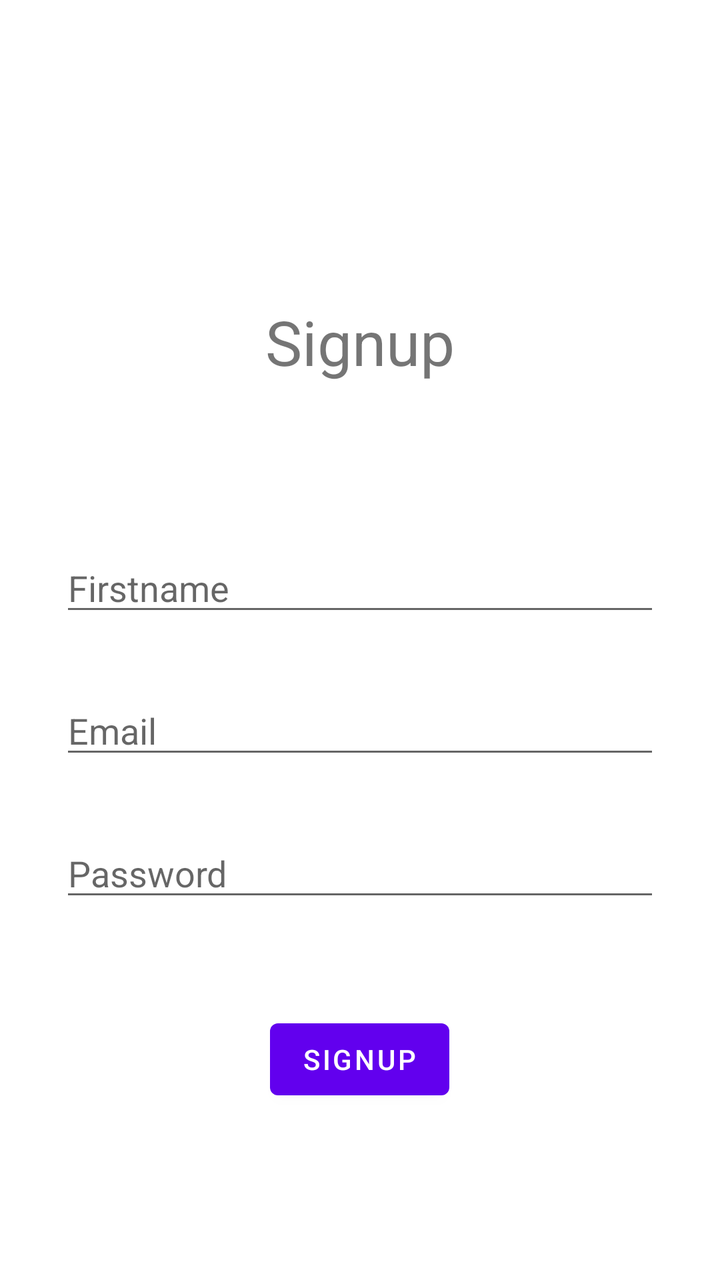
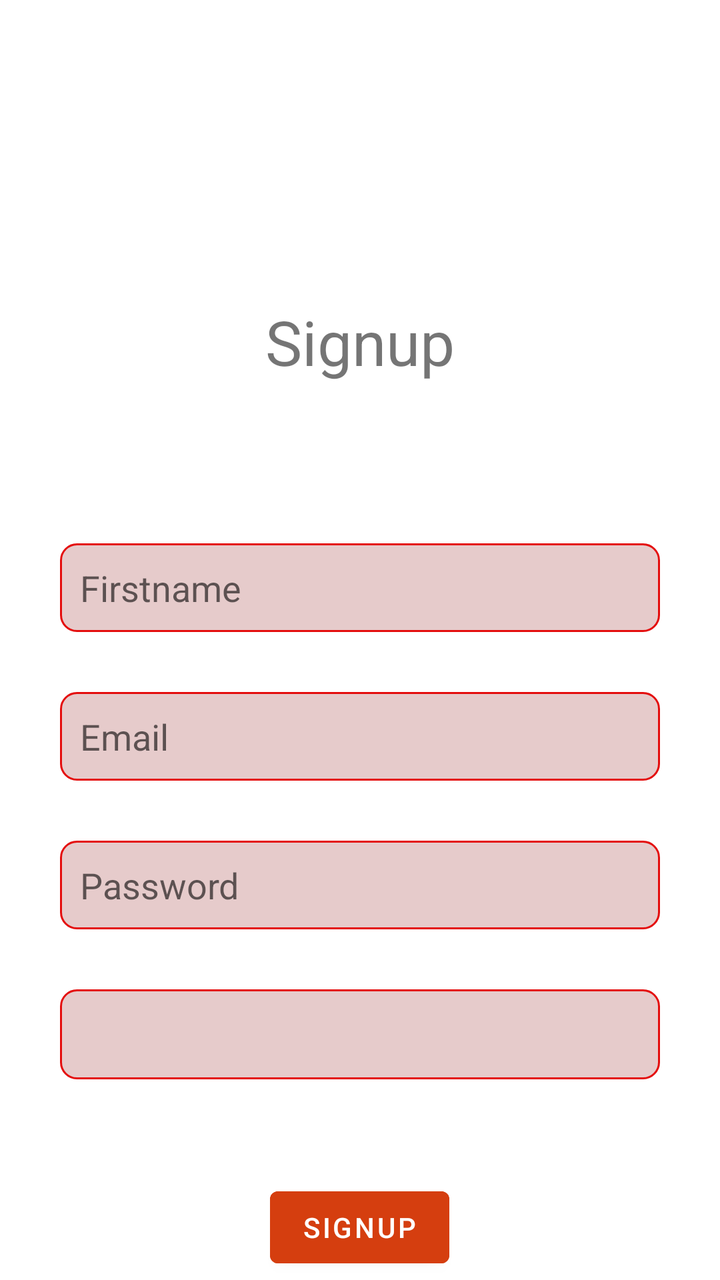

Two renders of the same Android screen: before a commit and after it. Below are the layout's source before the change and the commit's diff.
<!-- AndroidManifest.xml: application theme Theme.HMT_26_Android -->
<!-- res/layout/activity_signup.xml -->
<?xml version="1.0" encoding="utf-8"?>
<RelativeLayout xmlns:android="http://schemas.android.com/apk/res/android"
    xmlns:app="http://schemas.android.com/apk/res-auto"
    xmlns:tools="http://schemas.android.com/tools"
    android:id="@+id/main"
    android:layout_width="match_parent"
    android:layout_height="match_parent"
    tools:context=".SignupActivity">


    <TextView
        android:layout_width="wrap_content"
        android:layout_height="wrap_content"
        android:id="@+id/tvSignupTitle"
        android:text="Signup"
        android:layout_centerHorizontal="true"
        android:layout_marginTop="150dp"
        android:textSize="15pt"
        />

    <EditText
        android:layout_width="match_parent"
        android:layout_height="wrap_content"
        android:id="@+id/edtSignupFirstName"
        android:layout_below="@id/tvSignupTitle"
        android:layout_marginTop="80dp"
        android:hint="Firstname"
        android:layout_marginStart="30dp"
        android:layout_marginEnd="30dp"
        />
    
    
    <EditText
        android:layout_width="match_parent"
        android:layout_height="wrap_content"
        android:id="@+id/edtSignupEmail"
        android:layout_below="@id/edtSignupFirstName"
        android:hint="Email"
        android:layout_marginTop="30dp"
        android:layout_marginStart="30dp"
        android:layout_marginEnd="30dp"
        />
    
    <EditText
        android:layout_width="match_parent"
        android:layout_height="wrap_content"
        android:id="@+id/edtSignupPassword"
        android:layout_below="@id/edtSignupEmail"
        android:layout_marginTop="30dp"
        android:layout_marginStart="30dp"
        android:layout_marginEnd="30dp"
        android:hint="Password"
        android:inputType="textPassword"
        />

    <Button
        android:layout_width="wrap_content"
        android:layout_height="wrap_content"
            android:id="@+id/btnSignupSubmit"
            android:text="Signup"
        android:layout_below="@id/edtSignupPassword"
        android:layout_centerHorizontal="true"
        android:layout_marginTop="50dp"
        />
    
    
</RelativeLayout>
<!-- resources referenced by this layout -->
<resources>
  <style name="Theme.HMT_26_Android" parent="Theme.MaterialComponents.DayNight.NoActionBar">
          
          <item name="colorPrimary">@color/purple_500</item>
          <item name="colorPrimaryVariant">@color/purple_700</item>
          <item name="colorOnPrimary">@color/white</item>
          
          <item name="colorSecondary">@color/teal_200</item>
          <item name="colorSecondaryVariant">@color/teal_700</item>
          <item name="colorOnSecondary">@color/black</item>
          
          <item name="android:statusBarColor">?attr/colorPrimaryVariant</item>
          
      </style>
  <color name="purple_500">#FF6200EE</color>
  <color name="purple_700">#FF3700B3</color>
  <color name="white">#FFFFFFFF</color>
  <color name="teal_200">#FF03DAC5</color>
  <color name="teal_700">#FF018786</color>
  <color name="black">#FF000000</color>
</resources>

<!-- the commit's change to res/layout/activity_signup.xml (unified diff, before → after) -->
@@ -24,9 +24,11 @@
         android:id="@+id/edtSignupFirstName"
         android:layout_below="@id/tvSignupTitle"
         android:layout_marginTop="80dp"
+        android:padding="30px"
         android:hint="Firstname"
         android:layout_marginStart="30dp"
         android:layout_marginEnd="30dp"
+        android:background="@drawable/edit_text_box"
         />
     
     
@@ -34,11 +36,15 @@
         android:layout_width="match_parent"
         android:layout_height="wrap_content"
         android:id="@+id/edtSignupEmail"
+        android:padding="30px"
+
         android:layout_below="@id/edtSignupFirstName"
         android:hint="Email"
         android:layout_marginTop="30dp"
         android:layout_marginStart="30dp"
         android:layout_marginEnd="30dp"
+        android:background="@drawable/edit_text_box"
+
         />
     
     <EditText
@@ -48,9 +54,25 @@
         android:layout_below="@id/edtSignupEmail"
         android:layout_marginTop="30dp"
         android:layout_marginStart="30dp"
+        android:padding="30px"
+
         android:layout_marginEnd="30dp"
         android:hint="Password"
         android:inputType="textPassword"
+        android:background="@drawable/edit_text_box"
+
+        />
+
+    <Spinner
+        android:layout_width="match_parent"
+        android:layout_height="45dp"
+        android:id="@+id/spinnerSignupCity"
+        android:layout_below="@id/edtSignupPassword"
+        android:layout_marginTop="30dp"
+        android:layout_marginStart="30dp"
+        android:layout_marginEnd="30dp"
+        android:background="@drawable/edit_text_box"
+
         />
 
     <Button
@@ -58,9 +80,10 @@
         android:layout_height="wrap_content"
             android:id="@+id/btnSignupSubmit"
             android:text="Signup"
-        android:layout_below="@id/edtSignupPassword"
+        android:layout_below="@id/spinnerSignupCity"
         android:layout_centerHorizontal="true"
         android:layout_marginTop="50dp"
+        android:backgroundTint="#D53E0F"
         />
     
     
<!-- resource entries referenced after the edit -->
@@ -1,5 +1,26 @@
 <!-- resources referenced by this layout -->
 <resources>
+  <!-- drawable edit_text_box (drawable) -->
+  <?xml version="1.0" encoding="utf-8"?>
+  <shape xmlns:android="http://schemas.android.com/apk/res/android"
+      android:shape="rectangle">
+  
+      <stroke
+          android:width="1dp"
+          android:color="#E40E0E" />
+  
+      <corners
+          android:radius="8dp" />
+  
+      <padding
+          android:left="12dp"
+          android:top="8dp"
+          android:right="12dp"
+          android:bottom="8dp" />
+  
+      <solid android:color="#E6CBCB" />
+  
+  </shape>
   <style name="Theme.HMT_26_Android" parent="Theme.MaterialComponents.DayNight.NoActionBar">
           
           <item name="colorPrimary">@color/purple_500</item>
